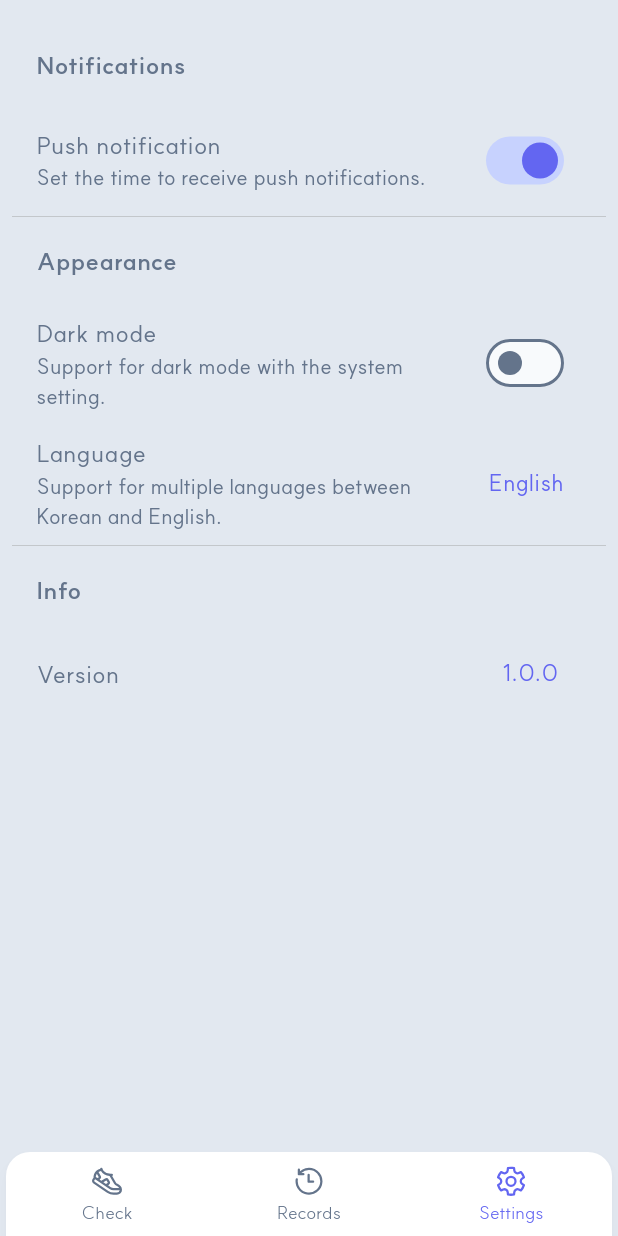
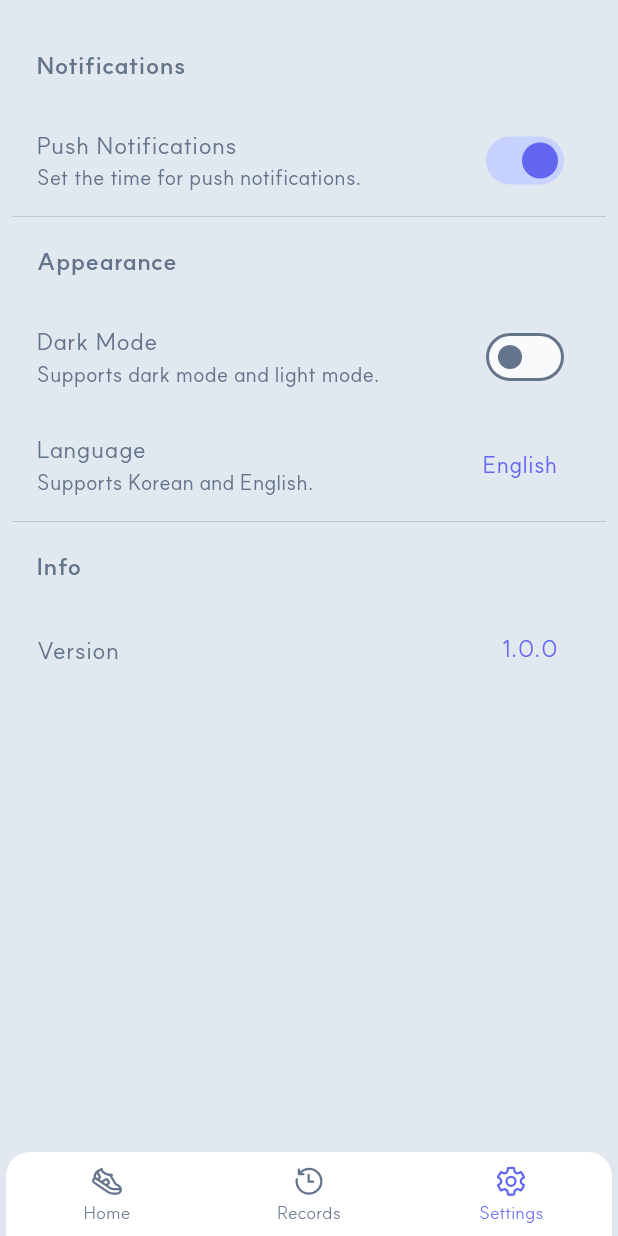
Before and after one commit to sendminder/toddle-toddle, a Flutter app: the screen it shows after launch, item 3 of the bottom bar chosen, on a phone screen of 412 x 824 dp. Run offline on Flutter 3.47's test engine with Material 3 defaults, Android fonts, the light colour scheme and no system bars; our stand-ins replace easy_localization, fl_chart, fluentui_system_icons, flutter_local_notifications, flutter_native_timezone, flutter_riverpod and 7 more; missing offline and left inert: flutter_displaymode; accounts and stored records are empty; statements that could not run were skipped; project files that could hold a hidden picture were left out.

Commit message:
문구 정리

```diff
--- a/assets/translations/en.json
+++ b/assets/translations/en.json
@@ -1,16 +1,14 @@
 {
   "app_name": "Toddle-Toddle",
-  "bottom_nav_first": "Check",
+  "bottom_nav_first": "Home",
   "bottom_nav_second": "Records",
   "bottom_nav_third": "Settings",
-  "title_first": "Check",
-  "title_second": "Records",
-  "title_third": "Settings",
-  "dark_mode_title": "Dark mode",
-  "dark_mode_content": "Support for dark mode with the system setting.",
+  "dark_mode_title": "Dark Mode",
+  "dark_mode_content": "Supports dark mode and light mode.",
   "language_title": "Language",
-  "language_content": "Support for multiple languages between Korean and English.",
-  "no_goals": "There are no goals. Please add a goal.",
+  "language_content": "Supports Korean and English.",
+  "no_goals": "No goals available. Please add a goal.",
+  "no_completed_goals": "No goals completed. Try complete a goal.",
   "monday": "Mon",
   "tuesday": "Tue",
   "wednesday": "Wed",
@@ -18,30 +16,30 @@
   "friday": "Fri",
   "saturday": "Sat",
   "sunday": "Sun",
-  "daily": "Every day",
-  "weekly": "Every week",
+  "daily": "Daily",
+  "weekly": "Weekly",
   "add": "Add",
   "update": "Update",
-  "add_goal": "Add a goal",
-  "goal_name": "Goal name",
+  "add_goal": "Add Goal",
+  "goal_name": "Goal Name",
   "lets_achieve_goal": "Let's achieve your goal!",
   "button_positive": "Confirm",
   "button_negative": "Cancel",
-  "delete_goal": "Do you want to delete the goal?",
-  "notification_time": "Notification time",
-  "start_date": "Start date",
+  "delete_goal": "Do you want to delete this goal?",
+  "notification_time": "Notification Time",
+  "start_date": "Start Date",
   "schedule": "Schedule",
   "colors": "Colors",
-  "set_start_date": "Set start date",
-  "set_alarm_time": "Set alarm time",
-  "done_goal": "Did you complete the goal?",
-  "recover_goal": "Do you want to continue the goal?",
+  "set_start_date": "Set Start Date",
+  "set_alarm_time": "Set Alarm Time",
+  "done_goal": "Did you complete this goal?",
+  "recover_goal": "Do you want to continue this goal?",
   "notifications": "Notifications",
   "appearance": "Appearance",
   "info": "Info",
-  "push_setting_title": "Push notification",
-  "push_setting_subtitle": "Set the time to receive push notifications.",
-  "select_language": "Select language",
+  "push_setting_title": "Push Notifications",
+  "push_setting_subtitle": "Set the time for push notifications.",
+  "select_language": "Select Language",
   "version": "Version",
   "ko": "Korean",
   "en": "English",
--- a/lib/screens/check_screen.dart
+++ b/lib/screens/check_screen.dart
@@ -1,3 +1,4 @@
+import 'package:easy_localization/easy_localization.dart';
 import 'package:flutter_riverpod/flutter_riverpod.dart';
 import 'package:fluentui_system_icons/fluentui_system_icons.dart';
 import 'package:flutter/material.dart';
@@ -47,7 +48,7 @@ class CheckScreen extends ConsumerWidget {
             },
           );
         },
-        tooltip: '항목 추가',
+        tooltip: 'add_goal'.tr(),
         child: const Icon(FluentIcons.add_24_regular),
       ),
     );
--- a/lib/screens/settings_screen.dart
+++ b/lib/screens/settings_screen.dart
@@ -118,11 +118,13 @@ class SettingsScreen extends ConsumerWidget {
                 }
               },
             ),
-            ListTile(
+            Padding(
+              padding: const EdgeInsets.only(right: 8),
+              child: ListTile(
                 trailing: Text(
-                '${selectedLanguageName.tr()} ',
+                  selectedLanguageName.tr(),
                   style: primaryColorStyle,
-                textAlign: TextAlign.start,
+                  textAlign: TextAlign.end,
                 ),
                 title: Text(
                   'language_title'.tr(),
@@ -136,6 +138,7 @@ class SettingsScreen extends ConsumerWidget {
                   _showLanguagePicker(context);
                 },
               ),
+            ),
             divider,
             ListTile(
               title: Text(
@@ -143,15 +146,18 @@ class SettingsScreen extends ConsumerWidget {
                 style: boldStyle,
               ),
             ),
-            ListTile(
+            Padding(
+              padding: const EdgeInsets.only(right: 8),
+              child: ListTile(
                 trailing: Text(
-                '$version  ',
+                  version,
                   style: primaryColorStyle,
-                textAlign: TextAlign.start,
+                  textAlign: TextAlign.end,
                 ),
                 title: Text(
                   'version'.tr(),
                   style: normalStyle,
+                ),
               ),
             ),
           ],
```
Also changed, not shown: assets/translations/ko.json (+14 -16 lines), lib/widgets/goal/goal_item_builder.dart (+6 -6 lines), lib/widgets/goal/goal_list_manage.dart (+12 -6 lines), lib/widgets/my_calendar.dart (+4 -5 lines), lib/widgets/editable/date_picker_form.dart (deleted), lib/widgets/editable/start_time_selector.dart (deleted), lib/widgets/editable/weekly_day_selector.dart (deleted). Lines whose indentation alone changed are shown as unchanged.
